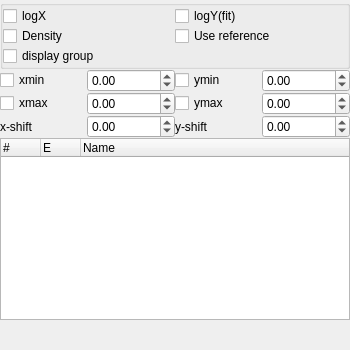
Old version of the form chisurf/gui/plots/lineplot/linePlotWidget.ui in the repository Fluorescence-Tools/chisurf.
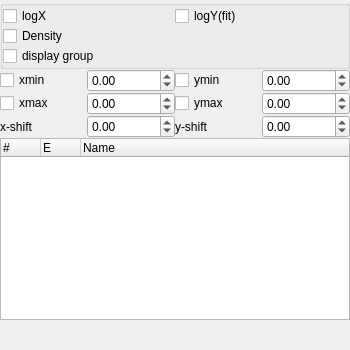
New version of the form.

Patch:
```diff
--- a/chisurf/gui/plots/lineplot/linePlotWidget.ui
+++ b/chisurf/gui/plots/lineplot/linePlotWidget.ui
@@ -86,11 +86,7 @@
          </widget>
         </item>
         <item row="2" column="1">
-         <widget class="QCheckBox" name="checkBox_5">
-          <property name="text">
-           <string>Use reference</string>
-          </property>
-         </widget>
+         <widget class="QWidget" name="referencePlaceholder" native="true"/>
         </item>
         <item row="3" column="0">
          <widget class="QCheckBox" name="checkBox_9">
```
